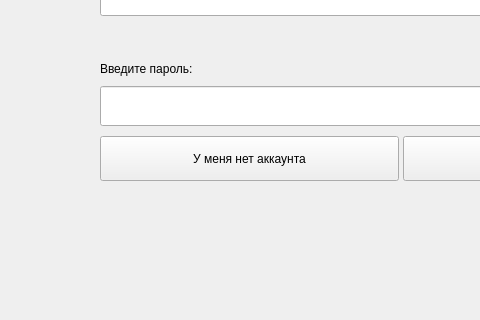
Good5263/DiscordBotsManager, file !refactoring/ui/source/sign_in.ui: the form before one commit; both pictures show x 0 to 480 and y 280 to 600 of the 800 by 600 pixel window.
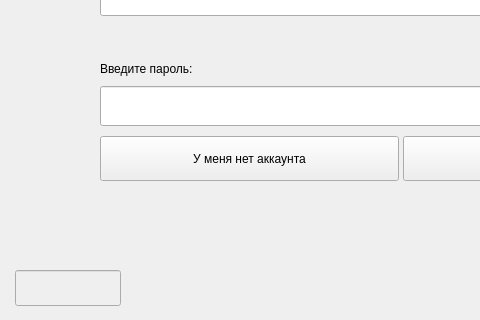
The form after the commit.

```diff
--- a/!refactoring/ui/source/sign_in.ui
+++ b/!refactoring/ui/source/sign_in.ui
@@ -184,6 +184,25 @@
     <set>Qt::AlignCenter</set>
    </property>
   </widget>
+  <widget class="QLineEdit" name="error_line">
+   <property name="enabled">
+    <bool>false</bool>
+   </property>
+   <property name="geometry">
+    <rect>
+     <x>15</x>
+     <y>550</y>
+     <width>106</width>
+     <height>36</height>
+    </rect>
+   </property>
+   <property name="styleSheet">
+    <string notr="true">font: 63 10pt &quot;Yu Gothic UI Semibold&quot;;</string>
+   </property>
+   <property name="alignment">
+    <set>Qt::AlignCenter</set>
+   </property>
+  </widget>
  </widget>
  <resources/>
  <connections/>
```
Left out of the diff: 14 changed lines with no effect on the pictures.
